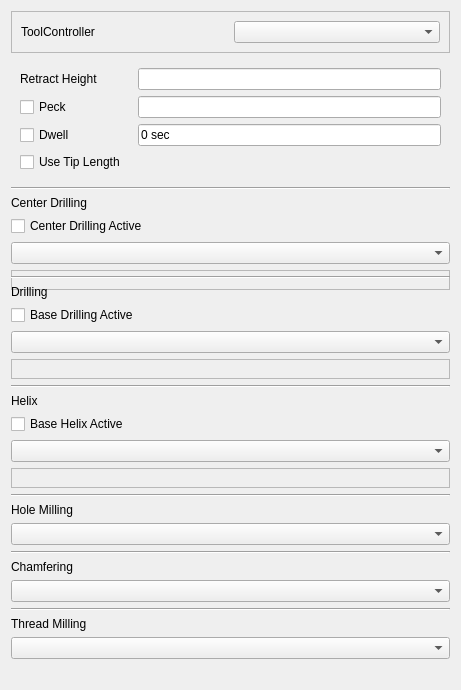
First picture: the form in src/Mod/Path/Gui/Resources/panels/PageOpSuperDrillingEdit.ui, repository Vaerks/SimpleCAM, before the edit.
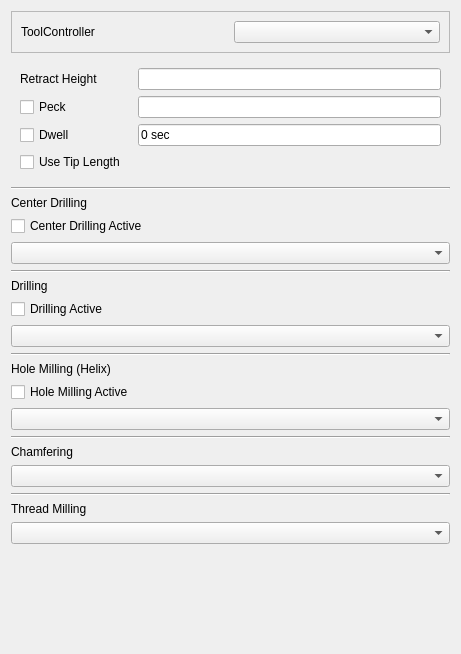
Second picture: the form after the edit. Custom widgets are drawn as their Qt base class.

Commit message: Starting Tool Suggestion re-implementation

The edit to the form file:
```diff
--- a/src/Mod/Path/Gui/Resources/panels/PageOpSuperDrillingEdit.ui
+++ b/src/Mod/Path/Gui/Resources/panels/PageOpSuperDrillingEdit.ui
@@ -7,7 +7,7 @@
     <x>0</x>
     <y>0</y>
     <width>461</width>
-    <height>469</height>
+    <height>654</height>
    </rect>
   </property>
   <property name="windowTitle">
@@ -131,28 +131,6 @@
    <item>
     <widget class="QComboBox" name="centerdrill_tool"/>
    </item>
-   <item>
-    <widget class="QFrame" name="centerdrill_frame">
-     <property name="sizePolicy">
-      <sizepolicy hsizetype="Minimum" vsizetype="Ignored">
-       <horstretch>0</horstretch>
-       <verstretch>0</verstretch>
-      </sizepolicy>
-     </property>
-     <property name="minimumSize">
-      <size>
-       <width>0</width>
-       <height>20</height>
-      </size>
-     </property>
-     <property name="frameShape">
-      <enum>QFrame::StyledPanel</enum>
-     </property>
-     <property name="frameShadow">
-      <enum>QFrame::Raised</enum>
-     </property>
-    </widget>
-   </item>
    <item>
     <widget class="Line" name="line_2">
      <property name="orientation">
@@ -170,7 +148,7 @@
    <item>
     <widget class="QCheckBox" name="basedrill_active">
      <property name="text">
-      <string>Base Drilling Active</string>
+      <string>Drilling Active</string>
      </property>
      <property name="checked">
       <bool>false</bool>
@@ -180,22 +158,6 @@
    <item>
     <widget class="QComboBox" name="basedrill_tool"/>
    </item>
-   <item>
-    <widget class="QFrame" name="basedrill_frame">
-     <property name="minimumSize">
-      <size>
-       <width>0</width>
-       <height>20</height>
-      </size>
-     </property>
-     <property name="frameShape">
-      <enum>QFrame::StyledPanel</enum>
-     </property>
-     <property name="frameShadow">
-      <enum>QFrame::Raised</enum>
-     </property>
-    </widget>
-   </item>
    <item>
     <widget class="Line" name="line_3">
      <property name="orientation">
@@ -206,14 +168,14 @@
    <item>
     <widget class="QLabel" name="label_3">
      <property name="text">
-      <string>Helix</string>
+      <string>Hole Milling (Helix)</string>
      </property>
     </widget>
    </item>
    <item>
     <widget class="QCheckBox" name="basehelix_active">
      <property name="text">
-      <string>Base Helix Active</string>
+      <string>Hole Milling Active</string>
      </property>
      <property name="checked">
       <bool>false</bool>
@@ -223,39 +185,6 @@
    <item>
     <widget class="QComboBox" name="basehelix_tool"/>
    </item>
-   <item>
-    <widget class="QFrame" name="basehelix_frame">
-     <property name="minimumSize">
-      <size>
-       <width>0</width>
-       <height>20</height>
-      </size>
-     </property>
-     <property name="frameShape">
-      <enum>QFrame::StyledPanel</enum>
-     </property>
-     <property name="frameShadow">
-      <enum>QFrame::Raised</enum>
-     </property>
-    </widget>
-   </item>
-   <item>
-    <widget class="Line" name="line_4">
-     <property name="orientation">
-      <enum>Qt::Horizontal</enum>
-     </property>
-    </widget>
-   </item>
-   <item>
-    <widget class="QLabel" name="label_4">
-     <property name="text">
-      <string>Hole Milling</string>
-     </property>
-    </widget>
-   </item>
-   <item>
-    <widget class="QComboBox" name="holemilling_tool"/>
-   </item>
    <item>
     <widget class="Line" name="line_5">
      <property name="orientation">
```
The commit also changes 3 other files.
